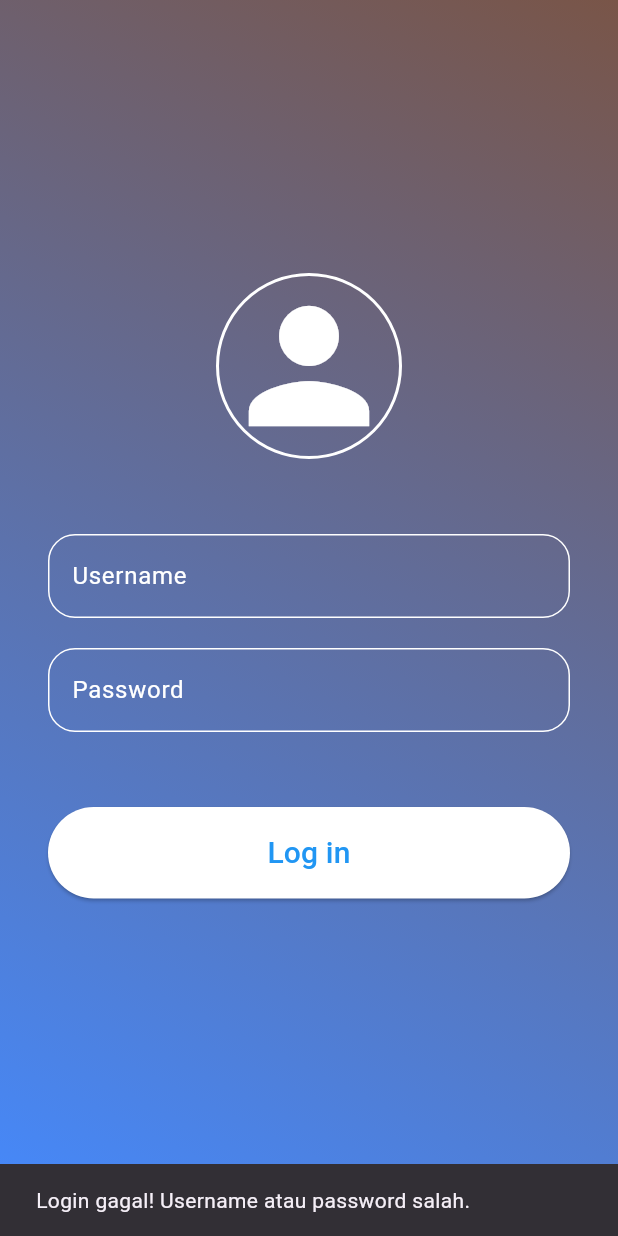
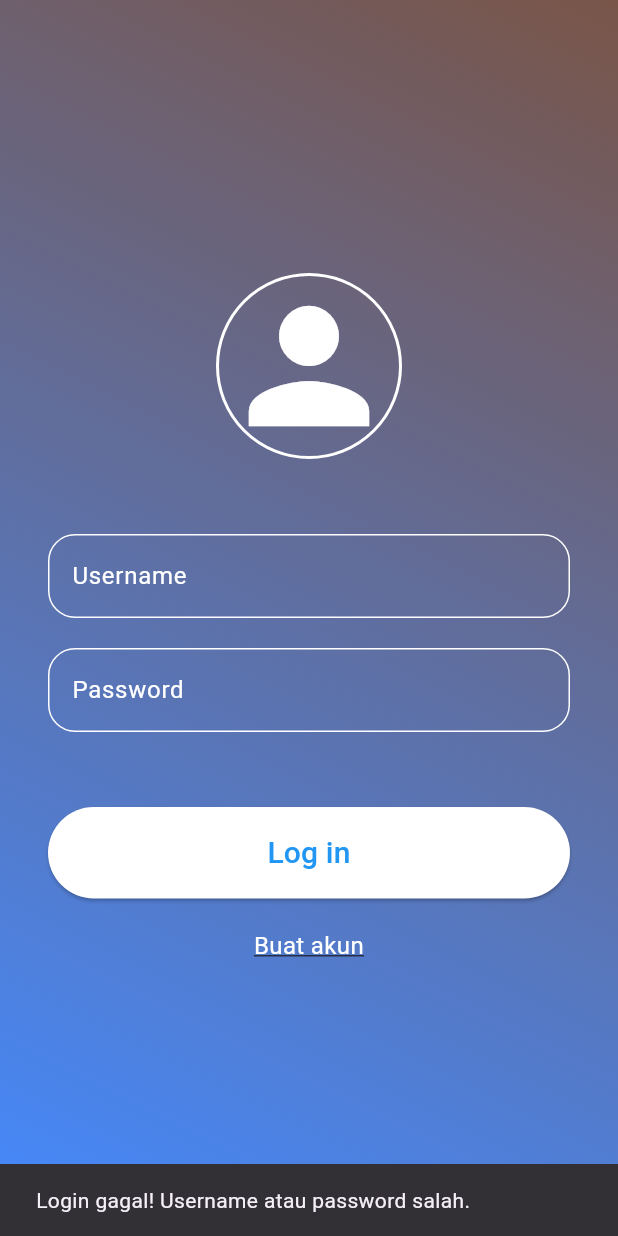
Before and after one commit to Sukron1632/Kalkulator, a Flutter app: the screen it shows after launch, after a tap on "Log in", on a phone screen of 412 x 824 dp. Run offline on Flutter 3.47's test engine with Material 3 defaults, Android fonts, the phone set to English and light mode, and no system bars.

Commit message:
unfinished login

```diff
--- a/lib/login.dart
+++ b/lib/login.dart
@@ -85,7 +85,7 @@ class _LoginPageState extends State<LoginPage> {
       onPressed: () {
         // Verifikasi username dan password yang hardcode
         if (usernameController.text == "admin" && passwordController.text == "123") {
-          Navigator.pushNamed(context, '/beranda'); // Navigasi ke halaman kalkulator
+          Navigator.pushNamed(context, '/beranda'); // Navigasi ke halaman beranda
         } else {
           // Jika login gagal, tampilkan pesan kesalahan
           ScaffoldMessenger.of(context).showSnackBar(
@@ -111,10 +111,15 @@ class _LoginPageState extends State<LoginPage> {
   }
 
   Widget _extraText() {
-    return const Text(
-      "",
-      textAlign: TextAlign.center,
-      style: TextStyle(fontSize: 16, color: Colors.white),
+    return GestureDetector(
+      onTap: () {
+        Navigator.pushNamed(context, '/register'); // Navigasi ke halaman register
+      },
+      child: const Text(
+        "Buat akun",
+        textAlign: TextAlign.center,
+        style: TextStyle(fontSize: 16, color: Colors.white, decoration: TextDecoration.underline),
+      ),
     );
   }
 }
```
